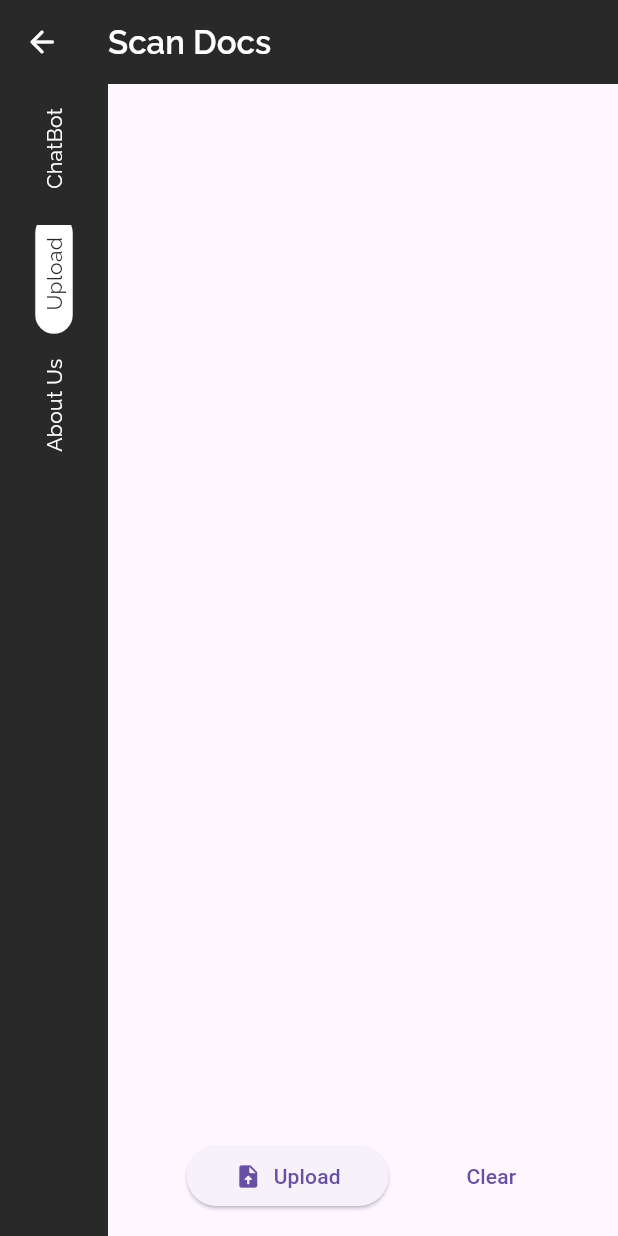
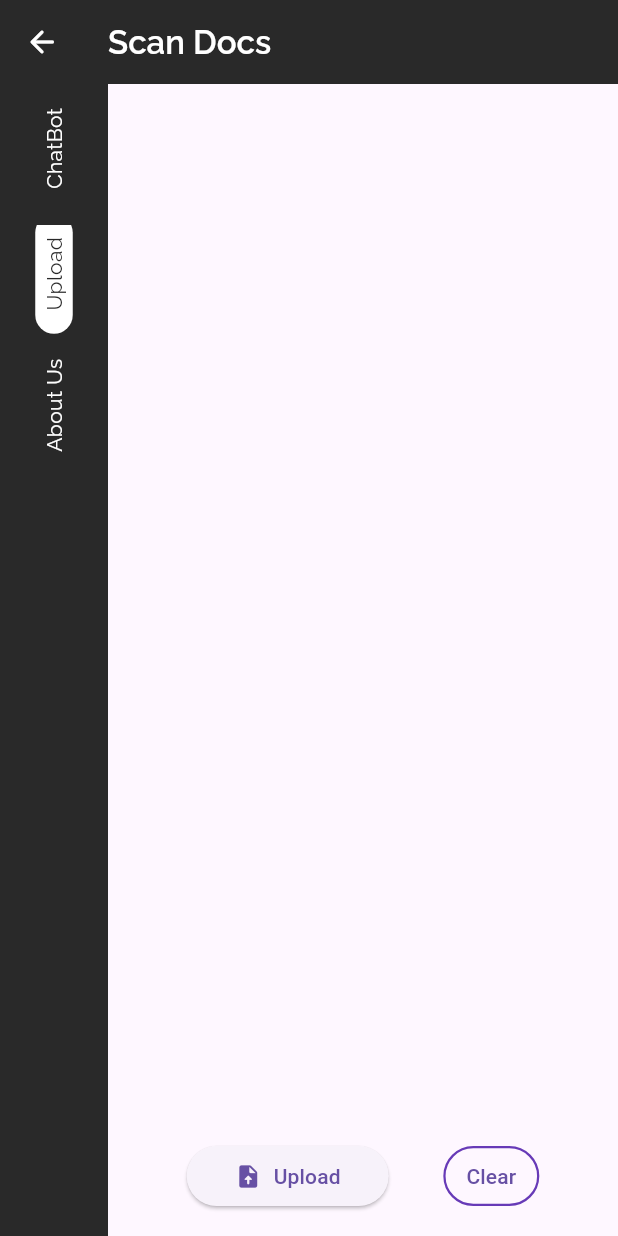
Before and after one commit to Code-Bonkers/legal-advisor, a Flutter app: the screen it shows after launch, after a tap on "Upload", on a phone screen of 412 x 824 dp. Run offline on Flutter 3.47's test engine with Material 3 defaults, Android fonts, the phone set to English and light mode, and no system bars; our stand-ins replace file_picker, flutter_dotenv, flutter_gemini, google_fonts, google_generative_ai; missing offline and left inert: syncfusion_flutter_pdf.

```diff
--- a/lib/interface/custom/widgets/expandable_text_widget.dart
+++ b/lib/interface/custom/widgets/expandable_text_widget.dart
@@ -3,7 +3,7 @@ import 'package:flutter/material.dart';
 class ExpandableTextWidget extends StatelessWidget {
   final String data;
 
-  const ExpandableTextWidget({Key? key, required this.data}) : super(key: key);
+  const ExpandableTextWidget({super.key, required this.data});
 
   @override
   Widget build(BuildContext context) {
--- a/lib/interface/screens/scan_document_screen.dart
+++ b/lib/interface/screens/scan_document_screen.dart
@@ -4,10 +4,8 @@ import 'package:flutter/material.dart';
 import 'package:file_picker/file_picker.dart';
 import 'package:google_generative_ai/google_generative_ai.dart';
 import 'package:myapp/interface/custom/widgets/chat_message_widget.dart';
-import 'package:syncfusion_flutter_pdf/pdf.dart';  // For PDF text extraction
-import 'package:flutter_dotenv/flutter_dotenv.dart';
-
-import '../../services/gemini_service.dart';
+import 'package:myapp/services/gemini_service.dart';
+import 'package:syncfusion_flutter_pdf/pdf.dart';
 
 class ScanDocumentsScreen extends StatefulWidget {
   const ScanDocumentsScreen({super.key});
@@ -28,21 +26,35 @@ class _ScanDocumentsScreenState extends State<ScanDocumentsScreen> {
   @override
   Widget build(BuildContext context) {
     return Scaffold(
-      body: SingleChildScrollView(
+      body: Stack(
+        children: [
+          SingleChildScrollView(
             child: Center(
               child: Column(
                 mainAxisAlignment: MainAxisAlignment.center,
                 children: [
-              if (isLoading)
-                const CircularProgressIndicator(),
+                  if (!isLoading && fileDirectory != "No file selected")
+                    Padding(
+                      padding: const EdgeInsets.all(8.0),
+                      child: ChatMessage(
+                        message: fileDirectory.split('/').last,
+                        isMe: true,
+                      ),
+                    ),
                   if (!isLoading && geminiResult.isNotEmpty)
                     Padding(
                       padding: const EdgeInsets.all(8.0),
-                  child: ChatMessage(message: geminiResult, isMe: false)
+                      child: ChatMessage(message: geminiResult, isMe: false),
                     ),
                 ],
               ),
             ),
+          ),
+          if (isLoading)
+            const Center(
+              child: CircularProgressIndicator(),
+            ),
+        ],
       ),
       bottomNavigationBar: Padding(
         padding: const EdgeInsets.all(16.0),
@@ -64,6 +76,14 @@ class _ScanDocumentsScreenState extends State<ScanDocumentsScreen> {
               ),
             ),
             TextButton(
+              style: TextButton.styleFrom(
+                side: const BorderSide(
+                    color: Colors.deepPurple,
+                    width: 1.5), // Border color and width
+                shape: RoundedRectangleBorder(
+                  borderRadius: BorderRadius.circular(24), // Rounded corners
+                ),
+              ),
               onPressed: () {
                 setState(() {
                   fileDirectory = "No file selected";
@@ -89,21 +109,16 @@ class _ScanDocumentsScreenState extends State<ScanDocumentsScreen> {
     if (result != null) {
       File file = File(result.files.single.path!);
 
+      await _withLoading(() async {
         setState(() {
           fileDirectory = file.path;
-        isLoading = true;
         });
 
-      // Extract text from PDF
         await _extractText(file.path);
 
         if (haveText) {
-        // Send extracted text to Gemini API
           await _generateGeminiContent(extractedText);
         }
-
-      setState(() {
-        isLoading = false;
       });
     } else {
       ScaffoldMessenger.of(context).showSnackBar(
@@ -114,15 +129,12 @@ class _ScanDocumentsScreenState extends State<ScanDocumentsScreen> {
 
   Future<void> _extractText(String filePath) async {
     try {
-      // Read file from the file system
       File file = File(filePath);
       final Uint8List fileBytes = await file.readAsBytes();
 
-      // Load the PDF document
-      PdfDocument _pdfDocument = PdfDocument(inputBytes: fileBytes);
+      PdfDocument pdfDocument = PdfDocument(inputBytes: fileBytes);
 
-      // Extract text
-      PdfTextExtractor extractor = PdfTextExtractor(_pdfDocument);
+      PdfTextExtractor extractor = PdfTextExtractor(pdfDocument);
       String text = extractor.extractText();
 
       setState(() {
@@ -144,11 +156,11 @@ class _ScanDocumentsScreenState extends State<ScanDocumentsScreen> {
 
   Future<void> _generateGeminiContent(String promptText) async {
     try {
-      // Create content object (modify this as per your model's expected input)
-      final String prompt = promptText;
+      final String prompt =
+          "$promptText. Return following details: summarize the important points of the legal document in 250 words in a simplified manner. point out high priority clauses of document. point out unclear clauses. point out potential loopholes in the document. Identify any privacy-related concerns and potential loopholes in the document. Provide a legal analysis of compliance with GDPR regulations. Provide any unauthorized activity that taked place without giving permission.";
 
-      // Call the Gemini API to generate content
-      final result = await _geminiService.generateContent(Content('user',[TextPart(prompt)]));
+      final result = await _geminiService
+          .generateContent(Content('user', [TextPart(prompt)]));
 
       setState(() {
         geminiResult = result ?? "No response from Gemini.";
@@ -159,4 +171,10 @@ class _ScanDocumentsScreenState extends State<ScanDocumentsScreen> {
       });
     }
   }
+
+  Future<void> _withLoading(Future<void> Function() action) async {
+    setState(() => isLoading = true);
+    await action();
+    setState(() => isLoading = false);
   }
+}
--- a/lib/main.dart
+++ b/lib/main.dart
@@ -7,8 +7,8 @@ import 'package:flutter_gemini/flutter_gemini.dart';
 
 void main() async {
   await dotenv.load(fileName: 'lib/assets/.env');
-  final String API_KEY = dotenv.env['API_KEY']!;
-  Gemini.init(apiKey: API_KEY);
+  final String apiKey = dotenv.env['API_KEY']!;
+  Gemini.init(apiKey: apiKey);
   runApp(const MyApp());
 }
 
```
Also changed, not shown: lib/services/gemini_service.dart (+8 -4 lines), 1 other file. Lines whose indentation alone changed are shown as unchanged.
